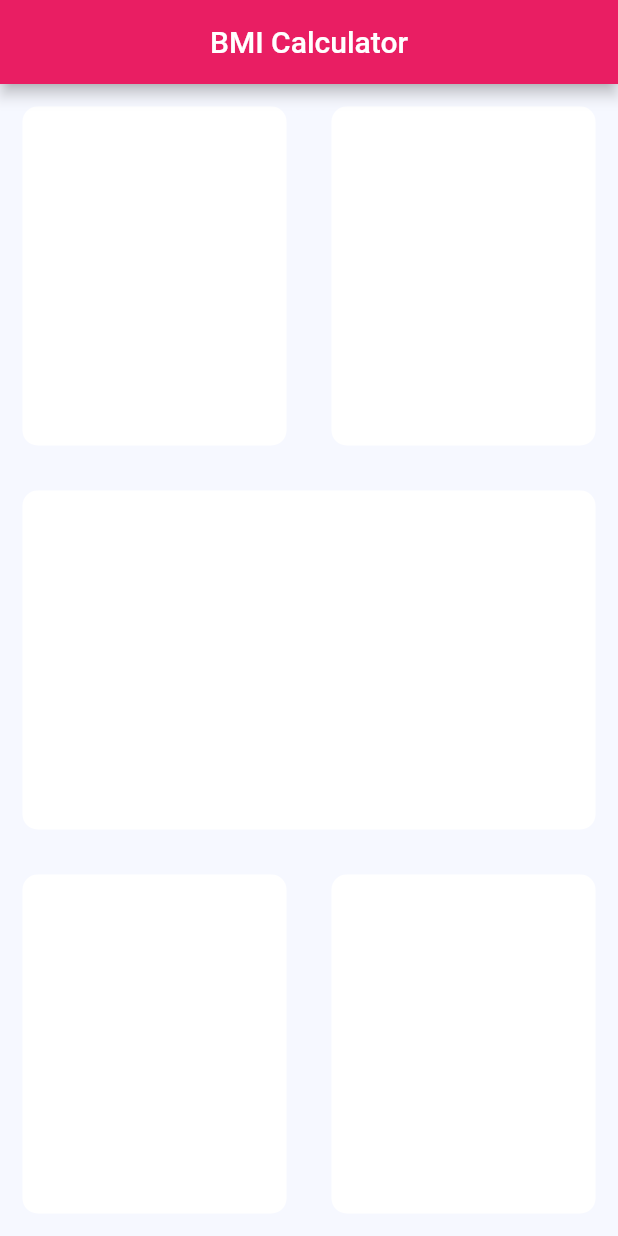
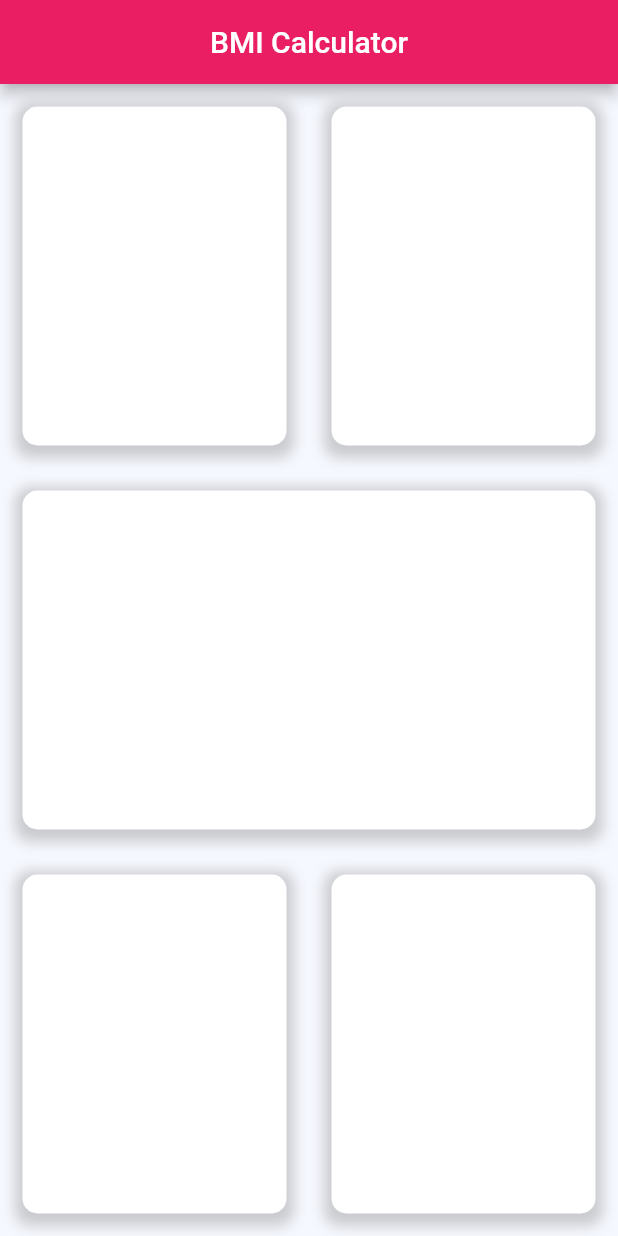
Before and after one commit to SomyaRanjanSahu/BMI-Calculator, a Flutter app: the screen it shows after launch, on a phone screen of 412 x 824 dp. Run offline on Flutter 3.47's test engine with Material 2 defaults, Android fonts, the phone set to English and light mode, and no system bars.

Commit message:
Containers extracted

```diff
--- a/lib/main.dart
+++ b/lib/main.dart
@@ -11,6 +11,7 @@ class MyApp extends StatelessWidget {
   @override
   Widget build(BuildContext context) {
     return MaterialApp(
+        debugShowCheckedModeBanner: false,
         theme: ThemeData(
           primarySwatch: Colors.pink,
           scaffoldBackgroundColor: const Color(0xFFf6f8ff),
--- a/lib/main_screen.dart
+++ b/lib/main_screen.dart
@@ -21,54 +21,24 @@ class _MainScreenState extends State<MainScreen> {
               child: Row(
             children: <Widget>[
               Expanded(
-                child: Container(
-                  margin: const EdgeInsets.all(15.0),
-                  decoration: BoxDecoration(
-                    borderRadius: BorderRadius.circular(10.0),
-                    color: const Color(0xFFffffff),
-                  ),
-                ),
+                child: ContainerBox(boxColor: const Color(0xFFffffff)),
               ),
               Expanded(
-                child: Container(
-                  margin: const EdgeInsets.all(15.0),
-                  decoration: BoxDecoration(
-                    borderRadius: BorderRadius.circular(10.0),
-                    color: const Color(0xFFffffff),
-                  ),
-                ),
+                child: ContainerBox(boxColor: const Color(0xFFffffff)),
               ),
             ],
           )),
           Expanded(
-            child: Container(
-              margin: const EdgeInsets.all(15.0),
-              decoration: BoxDecoration(
-                borderRadius: BorderRadius.circular(10.0),
-                color: const Color(0xFFffffff),
-              ),
-            ),
+            child: ContainerBox(boxColor: const Color(0xFFffffff)),
           ),
           Expanded(
               child: Row(
             children: <Widget>[
               Expanded(
-                child: Container(
-                  margin: const EdgeInsets.all(15.0),
-                  decoration: BoxDecoration(
-                    borderRadius: BorderRadius.circular(10.0),
-                    color: const Color(0xFFffffff),
-                  ),
-                ),
+                child: ContainerBox(boxColor: const Color(0xFFffffff)),
               ),
               Expanded(
-                child: Container(
-                  margin: const EdgeInsets.all(15.0),
-                  decoration: BoxDecoration(
-                    borderRadius: BorderRadius.circular(10.0),
-                    color: const Color(0xFFffffff),
-                  ),
-                ),
+                child: ContainerBox(boxColor: const Color(0xFFffffff)),
               ),
             ],
           )),
@@ -77,3 +47,26 @@ class _MainScreenState extends State<MainScreen> {
     );
   }
 }
+
+class ContainerBox extends StatelessWidget {
+  ContainerBox({required this.boxColor});
+  final Color boxColor;
+
+  @override
+  Widget build(BuildContext context) {
+    return Container(
+      margin: const EdgeInsets.all(15.0),
+      decoration: BoxDecoration(
+          borderRadius: BorderRadius.circular(10.0),
+          color: boxColor,
+          boxShadow: [
+            BoxShadow(
+              color: Colors.grey.withOpacity(0.5),
+              spreadRadius: 5.0,
+              blurRadius: 7.0,
+              offset: const Offset(0, 3),
+            )
+          ]),
+    );
+  }
+}
--- a/pubspec.yaml
+++ b/pubspec.yaml
@@ -34,6 +34,7 @@ dependencies:
   # The following adds the Cupertino Icons font to your application.
   # Use with the CupertinoIcons class for iOS style icons.
   cupertino_icons: ^1.0.2
+  font_awesome_flutter: ^9.2.0
 
 dev_dependencies:
   flutter_test:
```
Also changed, not shown: pubspec.lock.
